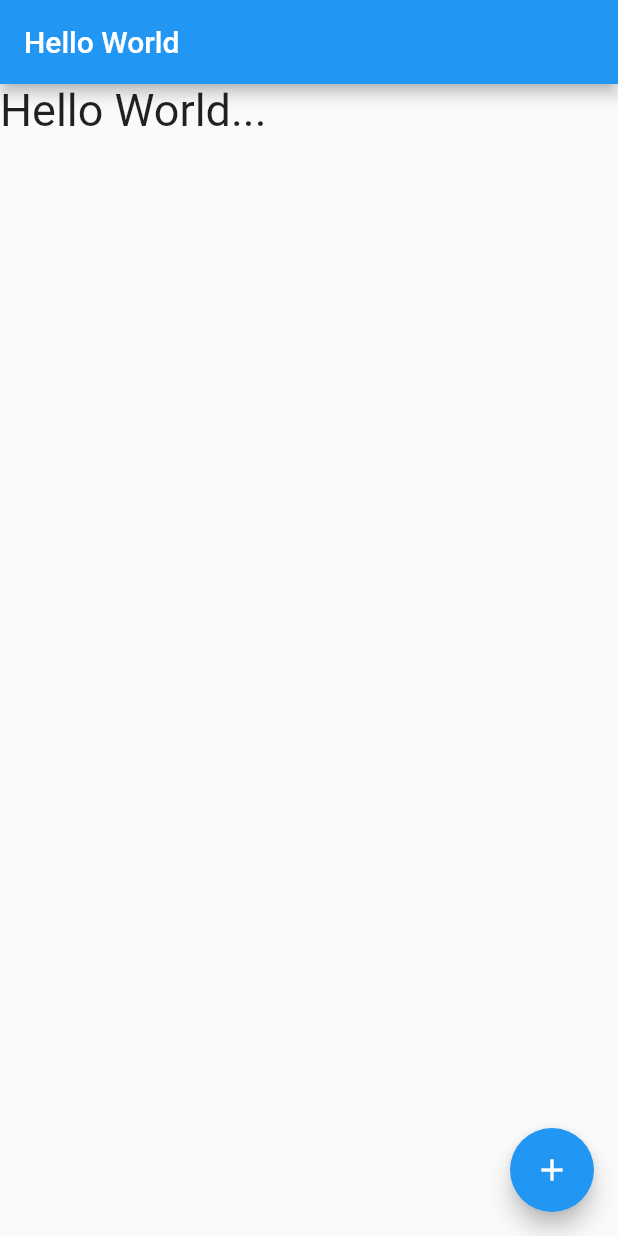
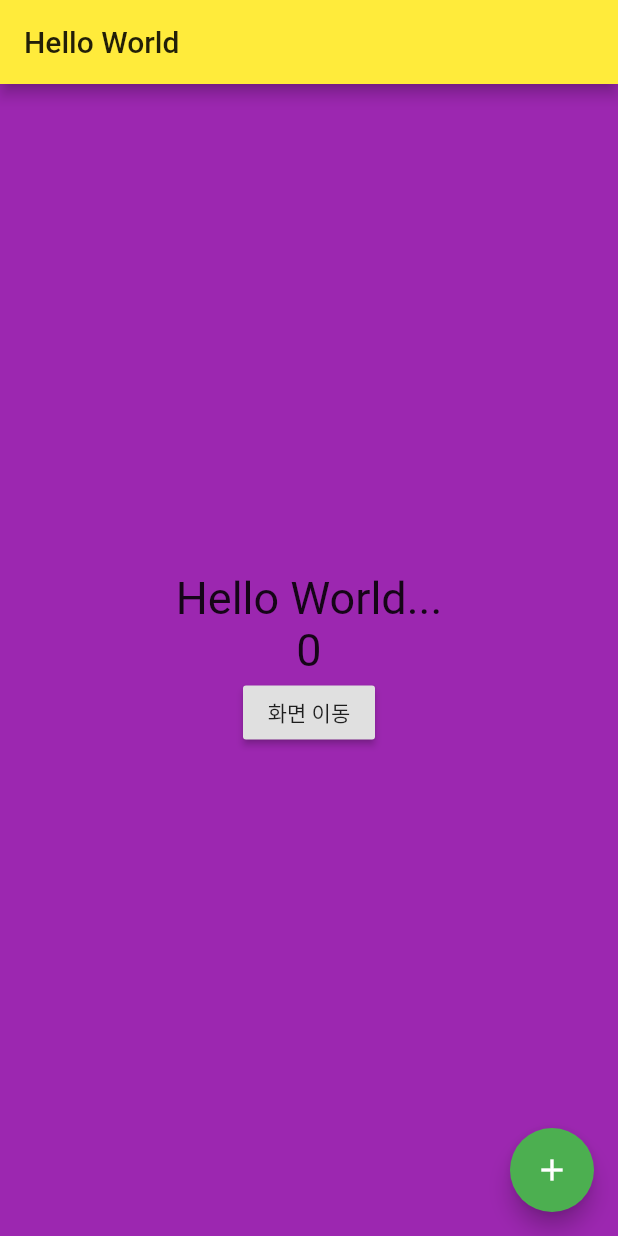
Before and after one commit to Heongilee/Inflearn_Flutter_Proj, a Flutter app: the screen it shows after launch, on a phone screen of 412 x 824 dp. Run offline on Flutter 3.47's test engine with Material 2 defaults, Android fonts, the phone set to English and light mode, and no system bars.

Commit message:
2020-03-09 :: basic grammar

```diff
--- a/flutter_basic/lib/main.dart
+++ b/flutter_basic/lib/main.dart
@@ -1,4 +1,5 @@
 import 'package:flutter/material.dart';
+import 'cupertino_page.dart';
 
 void main() => runApp(MyApp());
 
@@ -9,19 +10,13 @@ class MyApp extends StatelessWidget {
     return MaterialApp(
       title: 'Flutter Demo',
       theme: ThemeData(
-        // This is the theme of your application.
-        //
-        // Try running your application with "flutter run". You'll see the
-        // application has a blue toolbar. Then, without quitting the app, try
-        // changing the primarySwatch below to Colors.green and then invoke
-        // "hot reload" (press "r" in the console where you ran "flutter run",
-        // or simply save your changes to "hot reload" in a Flutter IDE).
-        // Notice that the counter didn't reset back to zero; the application
-        // is not restarted.
         primarySwatch: Colors.blue,
+        primaryColor: Colors.yellow,
+        accentColor: Colors.green,
+        canvasColor: Colors.purple,
       ),
-      home:HelloPage('Hello World')
-    );
+      home: HelloPage('Hello World'));
+      // home: CupertinoPage());
   }
 }
 
@@ -37,25 +32,47 @@ class HelloPage extends StatefulWidget {
 
 class _HelloPageState extends State<HelloPage> {
   String _message = 'Hello World...';  //변수명 앞에 언더스코어를 붙이면 private, 없으면 기본적으로 public.
+  int _count = 0;
 
   @override
   Widget build(BuildContext context) {
     return Scaffold(
-      //floatingActionButton 으로 우측 하단에 버튼을 생성할 수 있습니다.
       floatingActionButton: FloatingActionButton(
-        child: Icon(Icons.add),   //child의 Icon클래스를 하나 만들어 아이콘 모양을 정할 수 있습니다.
-        onPressed: _changeMessage),
-      appBar: AppBar(
-        title: Text(widget.title),
-      ), //appBar
-      body: Text(_message, style: TextStyle(fontSize: 30)),
+        child: Icon(Icons.add),
+        onPressed: _changeMessage
+        ),
+        appBar: AppBar(
+          title: Text(widget.title),
+        ),
+        body: Center(
+          child: Column(
+            mainAxisAlignment: MainAxisAlignment.center,
+            children: <Widget>[
+              Text(_message, style: TextStyle(fontSize: 30),),
+              Text('$_count', style: TextStyle(fontSize: 30)),
+              RaisedButton(
+                child: Text('화면 이동'),
+                onPressed: (){
+                  //push는 화면이 위로 하나씩 올라오는 것.
+                  Navigator.push(
+                    context,
+                    MaterialPageRoute(
+                      builder: (context) => CupertinoPage())
+                    );
+                  //pop은 위에 있던 화면이 하나씩 빠지는 것.
+                  // Navigator.pop(context);
+                }),
+            ],
+          ),
+        ),
     );
-    }
+  }
 
     //메서드 하나를 생성해 floatingActionButton을 누르면 헬로 월드로 setState되게 바꿔보기 예제.
     void _changeMessage(){
       setState(() {
         _message = '헬로 World!!';
+        _count++;
       });
   }
 }
```
Also changed, not shown: flutter_basic/lib/cupertino_page.dart (added, +46 -0 lines), 3 other files.
